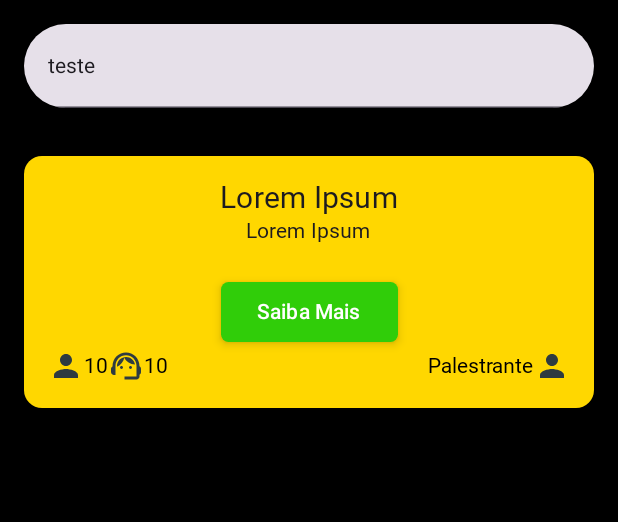
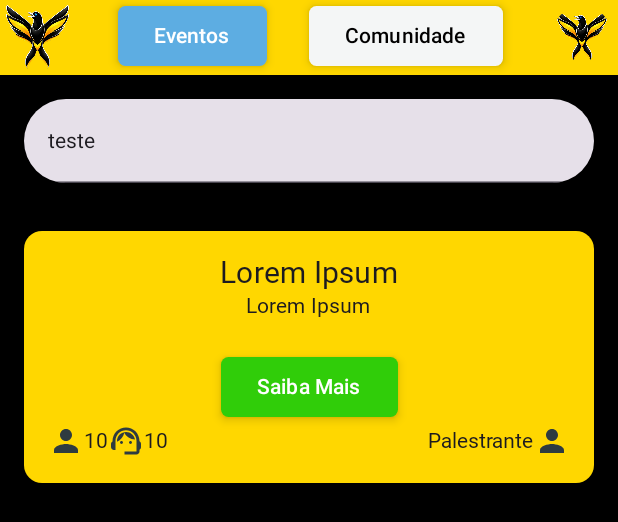
Before and after one commit to BergsonDev/mobile_japim, an Android app built with Jetpack Compose: the @Preview function starterPage, on a phone screen of 412 x 824 dp. Shown: the top 522 px of the screen. Run offline under Robolectric (Android 15) with nearby library versions, the phone set to English and light mode, and no system bars; Roboto replaces fonts that are not available here.

Commit message:
ui(header) : add header

```diff
--- a/app/src/main/java/com/example/japim/StarterPage.kt
+++ b/app/src/main/java/com/example/japim/StarterPage.kt
@@ -17,6 +17,7 @@ import androidx.compose.ui.Modifier
 import androidx.compose.ui.graphics.Color
 import androidx.compose.ui.tooling.preview.Preview
 import androidx.compose.ui.unit.dp
+import com.example.japim.ui.components.GenerateHeader
 import com.example.japim.ui.components.cards.GenerateCard
 import com.example.japim.ui.components.search.GenerateSearchBar
 
@@ -49,5 +50,15 @@ private fun viewStarterPage(modifier: Modifier = Modifier){
 @Preview(showBackground = true)
 @Composable
 fun starterPage(){
-    viewStarterPage();
+    GenerateHeader(
+        contentPage = { paddingResponse ->
+            Column(
+                modifier = Modifier
+                    .fillMaxSize()
+                    .padding(paddingResponse) // O padding do header entra aqui
+            ) {
+                viewStarterPage()
+            }
+        }
+    );
 }
--- /dev/null
+++ b/app/src/main/java/com/example/japim/ui/components/Header.kt
@@ -0,0 +1,113 @@
+package com.example.japim.ui.components
+
+import android.widget.ImageButton
+import androidx.compose.foundation.Image
+import androidx.compose.foundation.layout.Arrangement
+import androidx.compose.foundation.layout.Column
+import androidx.compose.foundation.layout.PaddingValues
+import androidx.compose.foundation.layout.Row
+import androidx.compose.foundation.layout.fillMaxSize
+import androidx.compose.foundation.layout.fillMaxWidth
+import androidx.compose.foundation.layout.padding
+import androidx.compose.foundation.layout.size
+import androidx.compose.foundation.shape.RoundedCornerShape
+import androidx.compose.material.icons.Icons
+import androidx.compose.material.icons.filled.Menu
+import androidx.compose.material.icons.filled.Settings
+import androidx.compose.material3.Button
+import androidx.compose.material3.ButtonDefaults
+import androidx.compose.material3.ButtonElevation
+import androidx.compose.material3.ExperimentalMaterial3Api
+import androidx.compose.material3.Icon
+import androidx.compose.material3.IconButton
+import androidx.compose.material3.MaterialTheme
+import androidx.compose.material3.Scaffold
+import androidx.compose.material3.Surface
+import androidx.compose.material3.Text
+import androidx.compose.material3.TopAppBar
+import androidx.compose.material3.TopAppBarDefaults
+import androidx.compose.runtime.Composable
+import androidx.compose.ui.Modifier
+import androidx.compose.ui.res.painterResource
+import androidx.compose.ui.unit.dp
+import com.example.japim.R
+import com.example.japim.ui.theme.FOURTH
+import com.example.japim.ui.theme.PRIMARY
+import com.example.japim.ui.theme.SECONDARY
+import com.example.japim.ui.theme.SUCCESS
+import com.example.japim.ui.theme.THIRD
+
+@Composable
+fun GenerateHeader(contentPage : @Composable (PaddingValues)  -> Unit){
+    Scaffold(
+        topBar = {
+            // O TopAppBar funciona como a faixa superior fixa
+            Surface(
+                modifier = Modifier.fillMaxWidth(),
+                color = SECONDARY,
+                shadowElevation = 4.dp
+            ) {
+
+                Row(
+                    horizontalArrangement = Arrangement.SpaceBetween
+                ) {
+                    Image(
+                        painter = painterResource(
+                            id = R.drawable.logo_japim_branco
+                        ),
+                        contentDescription = "Logo do Japim",
+                        modifier = Modifier.size(50.dp)
+                    )
+
+                    Button(
+                        onClick = {},
+                        elevation = ButtonDefaults.buttonElevation(
+                            defaultElevation = 4.dp,
+                            pressedElevation = 10.dp
+                        ),
+                        colors = ButtonDefaults.buttonColors(
+                            containerColor = THIRD
+                        ),
+                        shape = RoundedCornerShape(5.dp)
+                    ){
+                        Text("Eventos")
+                    }
+
+                    Button(
+                        onClick = {},
+                        elevation = ButtonDefaults.buttonElevation(
+                            defaultElevation = 4.dp,
+                            pressedElevation = 10.dp
+                        ),
+                        colors = ButtonDefaults.buttonColors(
+                            containerColor = FOURTH
+                        ),
+                        shape = RoundedCornerShape(5.dp)
+                    ){
+                        Text("Comunidade", color= PRIMARY)
+                    }
+
+                    IconButton(onClick = { /* Ação do botão 2 */ }) { Image(
+                        painter = painterResource(
+                            id = R.drawable.logo_japim_branco
+                        ),
+                        contentDescription = "Logo do Japim",
+                        modifier = Modifier.size(50.dp)
+                    )
+                    }
+                }
+//                actions = {
+//                    // Botão 2 no canto direito
+//                    IconButton(onClick = { /* Ação do botão 2 */ }) {
+//                        Icon(
+//                            imageVector = Icons.Default.Menu,
+//                            contentDescription = "Menu"
+//                        )
+//                    }
+//                }
+            }
+        }
+    ) { paddingInterno ->
+        contentPage(paddingInterno);
+    }
+}
```
